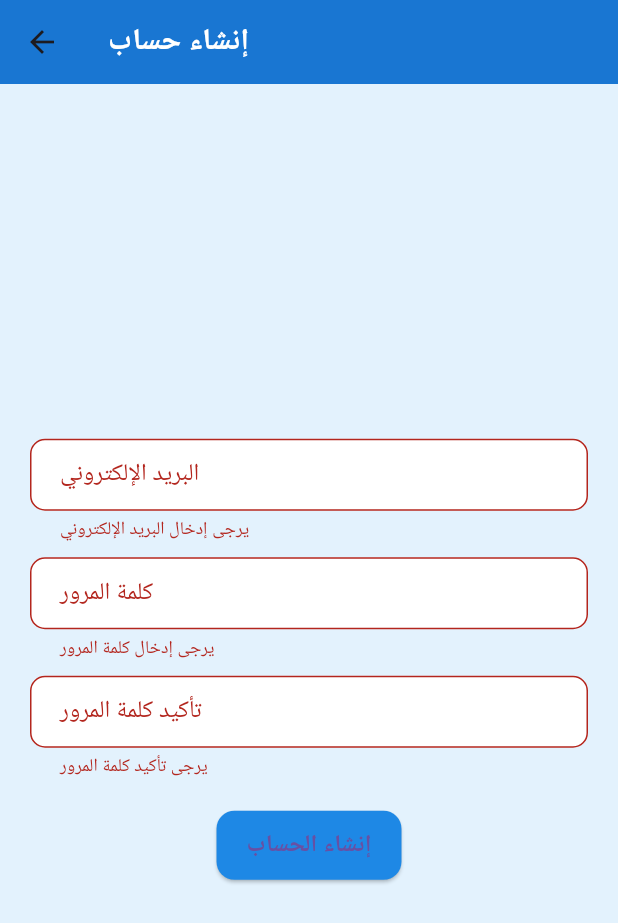
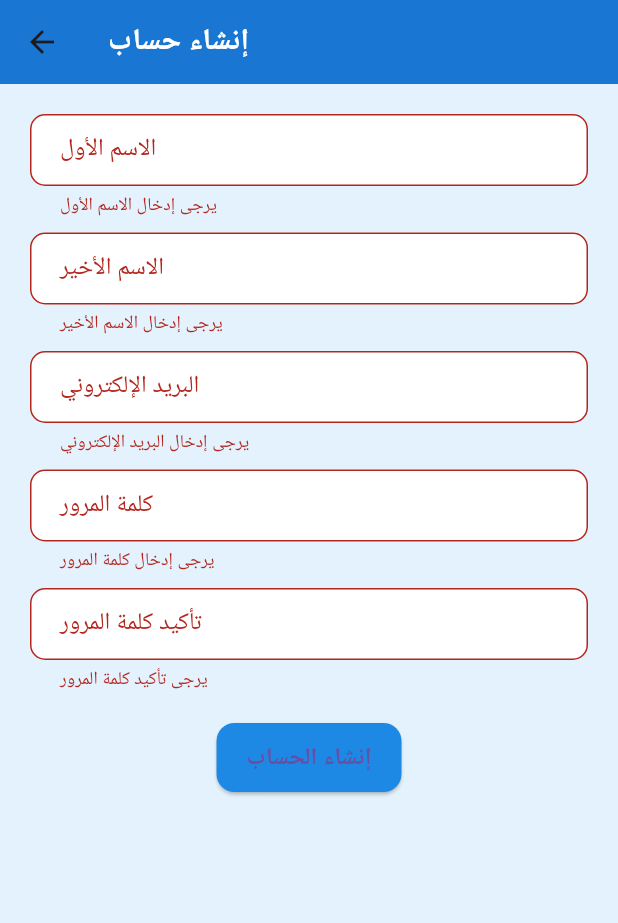
Before and after one commit to tahaghazi/diabetes-management, a Flutter app: the SignUpScreen screen opened directly with empty values, after a tap on "إنشاء الحساب", on a phone screen of 412 x 824 dp. Shown: the top 923 px of the screen. Run offline on Flutter 3.47's test engine with Material 3 defaults, Android fonts, the phone set to English and light mode, and no system bars; our stand-ins replace shared_preferences; accounts and stored records are empty.

Commit message:
Finish adding user(first & last) name in profile -add first and lastname field to sigunup screen

```diff
--- a/flutter/lib/screens/sign_up_screen.dart
+++ b/flutter/lib/screens/sign_up_screen.dart
@@ -1,6 +1,7 @@
 import 'package:flutter/material.dart';
 import 'package:http/http.dart' as http;
 import 'dart:convert';
+import 'package:shared_preferences/shared_preferences.dart';
 
 class SignUpScreen extends StatefulWidget {
   final String accountType;
@@ -16,6 +17,8 @@ class _SignUpScreenState extends State<SignUpScreen> {
   final TextEditingController _emailController = TextEditingController();
   final TextEditingController _passwordController = TextEditingController();
   final TextEditingController _confirmPasswordController = TextEditingController();
+  final TextEditingController _firstNameController = TextEditingController();
+  final TextEditingController _lastNameController = TextEditingController();
   bool _isLoading = false;
 
   Future<void> _register() async {
@@ -34,12 +37,21 @@ class _SignUpScreenState extends State<SignUpScreen> {
           'email': _emailController.text.trim(),
           'password1': _passwordController.text.trim(),
           'password2': _confirmPasswordController.text.trim(),
+          'first_name': _firstNameController.text.trim(),
+          'last_name': _lastNameController.text.trim(),
           'account_type': widget.accountType,
         }),
       );
 
       var responseData = jsonDecode(response.body);
       if (response.statusCode == 201) {
+        // حفظ البيانات في SharedPreferences
+        SharedPreferences prefs = await SharedPreferences.getInstance();
+        await prefs.setString('user_email', _emailController.text.trim());
+        await prefs.setString('account_type', widget.accountType);
+        await prefs.setString('first_name', _firstNameController.text.trim());
+        await prefs.setString('last_name', _lastNameController.text.trim());
+
         _showSnackBar('تم إنشاء الحساب بنجاح', Colors.green);
         Navigator.pushReplacementNamed(context, '/dashboard');
       } else {
@@ -68,9 +80,28 @@ class _SignUpScreenState extends State<SignUpScreen> {
         padding: EdgeInsets.all(20),
         child: Form(
           key: _formKey,
+          child: SingleChildScrollView(
             child: Column(
               mainAxisAlignment: MainAxisAlignment.center,
               children: [
+                TextFormField(
+                  controller: _firstNameController,
+                  decoration: InputDecoration(labelText: 'الاسم الأول'),
+                  validator: (value) {
+                    if (value == null || value.isEmpty) return 'يرجى إدخال الاسم الأول';
+                    return null;
+                  },
+                ),
+                SizedBox(height: 10),
+                TextFormField(
+                  controller: _lastNameController,
+                  decoration: InputDecoration(labelText: 'الاسم الأخير'),
+                  validator: (value) {
+                    if (value == null || value.isEmpty) return 'يرجى إدخال الاسم الأخير';
+                    return null;
+                  },
+                ),
+                SizedBox(height: 10),
                 TextFormField(
                   controller: _emailController,
                   decoration: InputDecoration(labelText: 'البريد الإلكتروني'),
@@ -113,6 +144,7 @@ class _SignUpScreenState extends State<SignUpScreen> {
             ),
           ),
         ),
+      ),
     );
   }
 }
```
Also changed, not shown: flutter/lib/screens/dashboard_screen.dart (+12 -7 lines), flutter/lib/screens/login_screen.dart (+8 -5 lines), 3 other files. Lines whose indentation alone changed are shown as unchanged.
